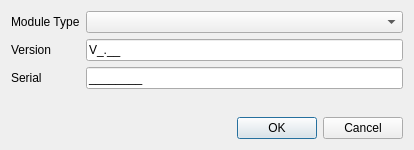
Before: the Qt Designer form configblockdialog.ui in toradex/qt-tezi, drawn with Qt 5.
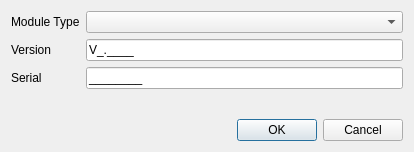
After: the same form once the commit is applied.

Commit message:
configblock: add assembly revision 26-99
So far we used V1.1A to V1.1Z [A-Z]. However in theory we have a range
assigned from 0-99. Display versions > 25 in plain numbers after a
number sign (e.g. V1.1#26).

So far a user was only allowed to enter a valid version number. This is
no longer possible and loosened by this commit. A user could potentially
enter a version V1.2355 which ends up as V1.2#99 as the number "3"
should be a capital letter or "#".

Hence this commit introduces version 99 to be an error-case.

Related-to: TEI-1017, TEI-1018

Diff of the .ui file:
```diff
--- a/configblockdialog.ui
+++ b/configblockdialog.ui
@@ -10,7 +10,7 @@
     <x>0</x>
     <y>0</y>
     <width>414</width>
-    <height>150</height>
+    <height>152</height>
    </rect>
   </property>
   <property name="contextMenuPolicy">
@@ -45,7 +45,7 @@
      <item row="1" column="1">
       <widget class="QLineEdit" name="moduleVersion">
        <property name="inputMask">
-        <string>VD.9&gt;A;_</string>
+        <string>VD.9&gt;Xdd;_</string>
        </property>
        <property name="cursorPosition">
         <number>0</number>
```
Left out of the diff: 2 changed lines with no effect on the pictures. The commit also changes 2 other files.
